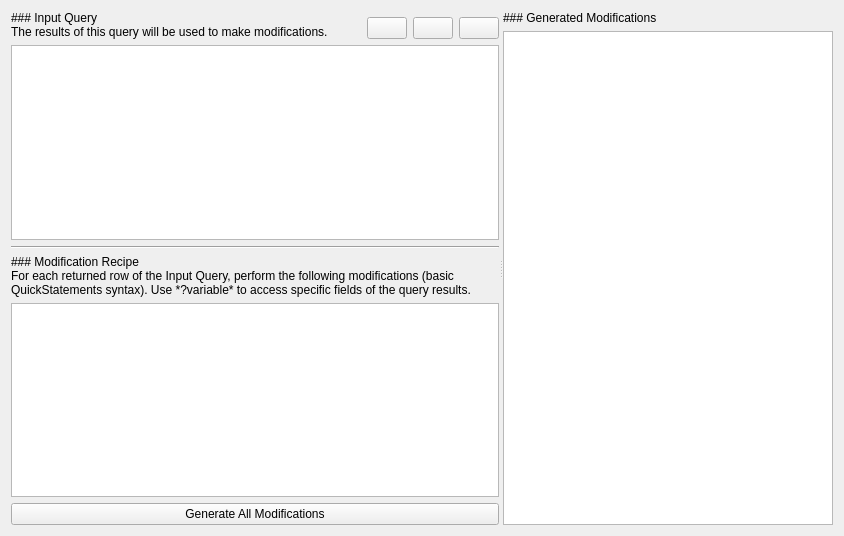
Above: src/ui/designer/edittab.ui from Kunstenpunt/datakwaliteit-tool before the change. Below: the same form after it.
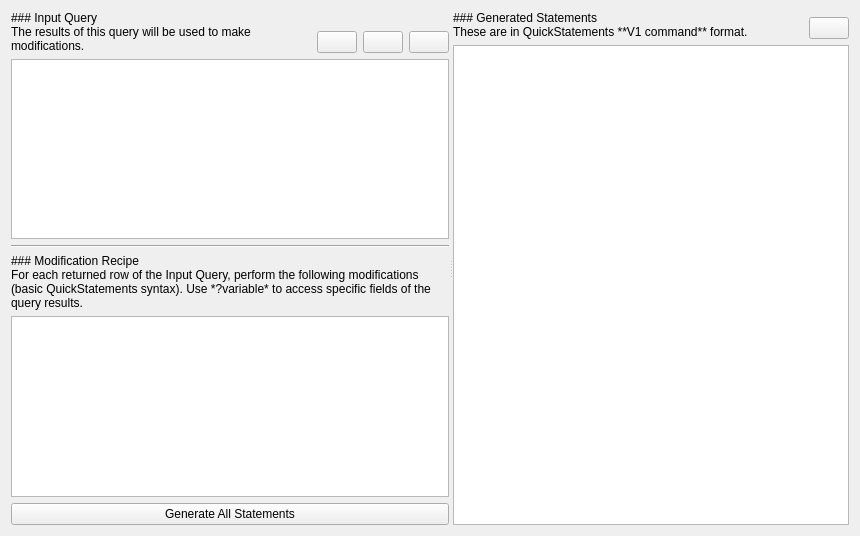
That is the form after the change. Icons and pictures are not drawn.

Commit message: Add editing tab functionality to app.

What changed in the file:
```diff
--- a/src/ui/designer/edittab.ui
+++ b/src/ui/designer/edittab.ui
@@ -6,7 +6,7 @@
    <rect>
     <x>0</x>
     <y>0</y>
-    <width>844</width>
+    <width>860</width>
     <height>536</height>
    </rect>
   </property>
@@ -140,7 +140,7 @@
          <item>
           <widget class="QPushButton" name="pushButton">
            <property name="text">
-            <string>Generate All Modifications</string>
+            <string>Generate All Statements</string>
            </property>
           </widget>
          </item>
@@ -151,14 +151,35 @@
      <widget class="QWidget" name="verticalLayoutWidget2">
       <layout class="QVBoxLayout" name="verticalLayout_2">
        <item>
-        <widget class="QLabel" name="label_3">
-         <property name="text">
-          <string>### Generated Modifications</string>
-         </property>
-         <property name="textFormat">
-          <enum>Qt::TextFormat::MarkdownText</enum>
-         </property>
-        </widget>
+        <layout class="QHBoxLayout" name="horizontalLayout_4">
+         <item>
+          <widget class="QLabel" name="generatedStatementsLabel">
+           <property name="text">
+            <string>### Generated Statements
+These are in QuickStatements **V1 command** format.</string>
+           </property>
+           <property name="textFormat">
+            <enum>Qt::TextFormat::MarkdownText</enum>
+           </property>
+          </widget>
+         </item>
+         <item alignment="Qt::AlignmentFlag::AlignBottom">
+          <widget class="QPushButton" name="copyStatementsButton">
+           <property name="sizePolicy">
+            <sizepolicy hsizetype="Maximum" vsizetype="Fixed">
+             <horstretch>0</horstretch>
+             <verstretch>0</verstretch>
+            </sizepolicy>
+           </property>
+           <property name="text">
+            <string/>
+           </property>
+           <property name="icon">
+            <iconset theme="QIcon::ThemeIcon::EditCopy"/>
+           </property>
+          </widget>
+         </item>
+        </layout>
        </item>
        <item>
         <widget class="QPlainTextEdit" name="plainTextEdit_3"/>
```
Left out of the diff: 20 changed lines with no effect on the pictures. The commit also changes 4 other files.
